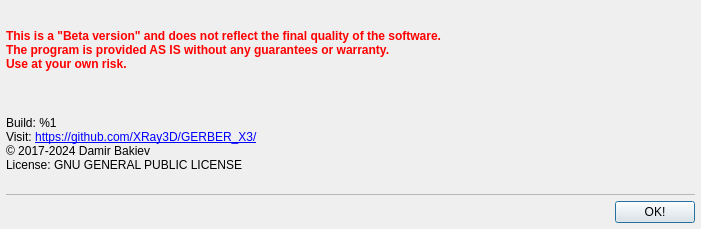
Theossr/GERBER_X3_0975_source, file ggeasy/aboutform.ui: the form before one commit.
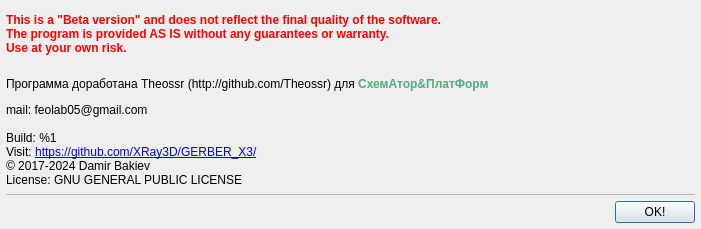
The form after the commit.

The edit to the form file:
```diff
--- a/ggeasy/aboutform.ui
+++ b/ggeasy/aboutform.ui
@@ -36,6 +36,13 @@
      </property>
     </widget>
    </item>
+   <item>
+    <widget class="QLabel" name="label">
+     <property name="text">
+      <string>&lt;html&gt;&lt;head/&gt;&lt;body&gt;&lt;p&gt;Программа доработана Theossr (http://github.com/Theossr) для&lt;span style=&quot; font-weight:600; color:#55aa7f;&quot;&gt; СхемАтор&amp;amp;ПлатФорм  &lt;/span&gt;&lt;/p&gt;&lt;p&gt;mail: feolab05@gmail.com&lt;/p&gt;&lt;/body&gt;&lt;/html&gt;</string>
+     </property>
+    </widget>
+   </item>
    <item>
     <widget class="QLabel" name="lblAbout">
      <property name="text">
```
